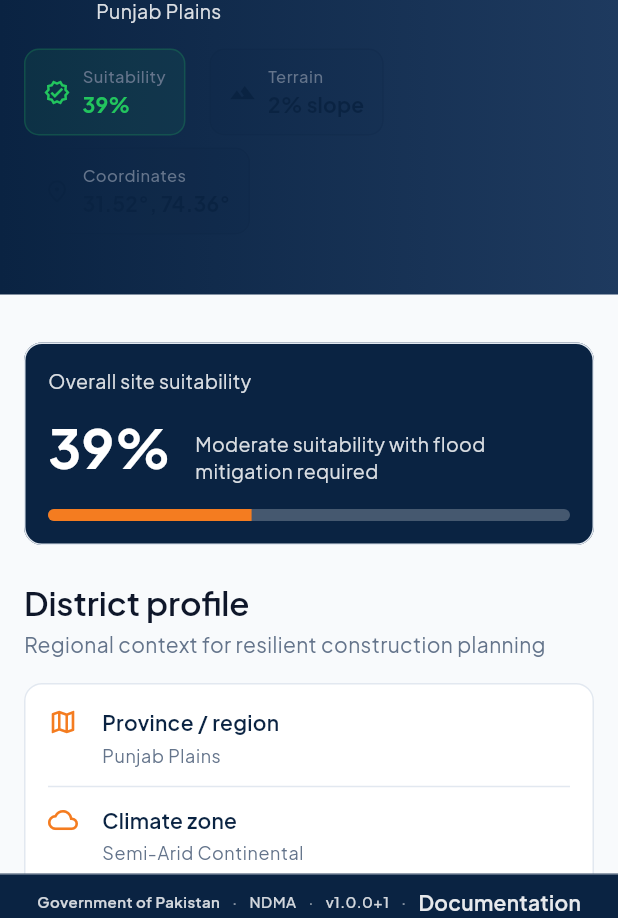
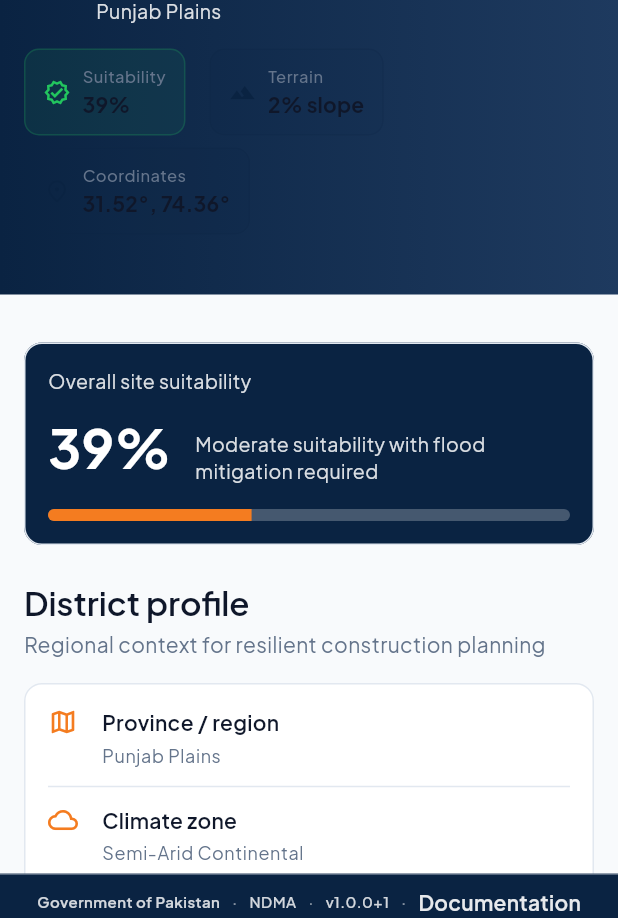
Before and after one commit to shanu222/Resilient-build-pakistan, a Flutter app: the HomeDashboardScreen screen opened by its route, after a tap on "Site assessment", on a phone screen of 412 x 824 dp. Shown: the part 160-1078 px from the top of the screen. Run offline on Flutter 3.47's test engine with Material 3 defaults, Android fonts, the phone set to English and light mode, and no system bars; our stand-ins replace equatable, flutter_animate, flutter_riverpod, flutter_tts, geolocator, go_router and 6 more; missing offline and left inert: model_viewer_plus, syncfusion_flutter_pdfviewer; accounts and stored records are empty.

Commit message:
fix: global text visibility — sidebar, model cards, token contrast
Use textPrimary/textSecondary on glass sidebar (was white-on-light glass).
Model catalog metric values use textPrimary; expand WCAG token audit checks.

Co-authored-by: Cursor <cursoragent@cursor.com>

```diff
--- a/mobile/lib/core/widgets/primary_button.dart
+++ b/mobile/lib/core/widgets/primary_button.dart
@@ -1,5 +1,6 @@
 import 'package:flutter/material.dart';
 import '../theme/app_colors.dart';
+import '../theme/app_theme_extensions.dart';
 
 class PrimaryButton extends StatelessWidget {
   const PrimaryButton({
@@ -35,6 +36,7 @@ class PrimaryButton extends StatelessWidget {
         onPressed: onPressed,
         style: ElevatedButton.styleFrom(
           backgroundColor: AppColors.orange,
+          foregroundColor: context.appTokens.textOnPrimary,
           padding: const EdgeInsets.symmetric(vertical: 20),
           shape: RoundedRectangleBorder(
             borderRadius: BorderRadius.circular(16),
--- a/mobile/lib/core/widgets/section_header.dart
+++ b/mobile/lib/core/widgets/section_header.dart
@@ -1,6 +1,7 @@
 import 'package:flutter/material.dart';
 
 import '../theme/app_colors.dart';
+import '../theme/app_theme_extensions.dart';
 
 class SectionHeader extends StatelessWidget {
   const SectionHeader({
@@ -54,7 +55,8 @@ class StatPill extends StatelessWidget {
 
   @override
   Widget build(BuildContext context) {
-    final accent = color ?? AppColors.navy;
+    final tokens = context.appTokens;
+    final accent = color ?? tokens.primary;
     return Container(
       padding: const EdgeInsets.symmetric(horizontal: 12, vertical: 10),
       decoration: BoxDecoration(
@@ -75,13 +77,13 @@ class StatPill extends StatelessWidget {
               Text(
                 label,
                 style: Theme.of(context).textTheme.labelSmall?.copyWith(
-                      color: AppColors.mutedForeground,
+                      color: tokens.textMuted,
                     ),
               ),
               Text(
                 value,
                 style: Theme.of(context).textTheme.titleSmall?.copyWith(
-                      color: accent,
+                      color: tokens.textPrimary,
                       fontWeight: FontWeight.w700,
                     ),
               ),
--- a/mobile/lib/features/construction/model_viewer_widget.dart
+++ b/mobile/lib/features/construction/model_viewer_widget.dart
@@ -141,7 +141,10 @@ class _ModelViewerOrPlaceholder extends StatelessWidget {
                 const SizedBox(height: 12),
                 Text(
                   stageName,
-                  style: const TextStyle(fontWeight: FontWeight.bold, color: AppColors.navy),
+                  style: TextStyle(
+                    fontWeight: FontWeight.bold,
+                    color: context.appTokens.textPrimary,
+                  ),
                 ),
               ],
             ),
--- a/mobile/lib/features/home/home_dashboard_screen.dart
+++ b/mobile/lib/features/home/home_dashboard_screen.dart
@@ -221,9 +221,13 @@ class _HeroSection extends StatelessWidget {
             borderRadius: BorderRadius.circular(6),
             border: Border.all(color: AppColors.orange.withValues(alpha: 0.4)),
           ),
-          child: const Text(
+          child: Text(
             'National Resilience Platform',
-            style: TextStyle(color: AppColors.orangeLight, fontSize: 11, fontWeight: FontWeight.w600),
+            style: TextStyle(
+              color: context.appTokens.warning,
+              fontSize: 11,
+              fontWeight: FontWeight.w600,
+            ),
           ),
         ),
         const SizedBox(height: 12),
@@ -381,7 +385,7 @@ class _ActionCard extends StatelessWidget {
                   ],
                 ),
               ),
-              const Icon(Icons.arrow_forward_ios, size: 16, color: AppColors.mutedForeground),
+              Icon(Icons.arrow_forward_ios, size: 16, color: context.appTokens.textMuted),
             ],
           ),
         ),
--- a/mobile/lib/features/location/location_analysis_screen.dart
+++ b/mobile/lib/features/location/location_analysis_screen.dart
@@ -408,7 +408,12 @@ class _ProfileRow extends StatelessWidget {
           child: Column(
             crossAxisAlignment: CrossAxisAlignment.start,
             children: [
-              Text(label, style: Theme.of(context).textTheme.labelLarge?.copyWith(color: AppColors.navy)),
+              Text(
+                label,
+                style: Theme.of(context).textTheme.labelLarge?.copyWith(
+                      color: context.appTokens.textPrimary,
+                    ),
+              ),
               const SizedBox(height: 4),
               Text(value, style: Theme.of(context).textTheme.bodySmall),
             ],
@@ -557,7 +562,7 @@ class _RankedModelTile extends StatelessWidget {
                   ],
                 ),
               ),
-              const Icon(Icons.chevron_right, color: AppColors.mutedForeground),
+              Icon(Icons.chevron_right, color: context.appTokens.textMuted),
             ],
           ),
         ),
```
Also changed, not shown: mobile/lib/core/theme/theme_contrast_validator.dart (+9 -0 lines), mobile/lib/core/widgets/model_catalog_card.dart (+7 -7 lines), mobile/lib/features/digital_twin/widgets/digital_twin_workspace.dart (+7 -5 lines), mobile/lib/features/digital_twin/widgets/hazard_simulation_overlay.dart (+6 -3 lines), mobile/lib/features/engineering/engineering_detail_screen.dart (+25 -9 lines), mobile/lib/features/models/construction_guidelines_screen.dart (+8 -4 lines), mobile/lib/features/models/model_details_screen.dart (+13 -7 lines), mobile/lib/shared/widgets/glass_sidebar.dart (+7 -7 lines), 1 other file.
